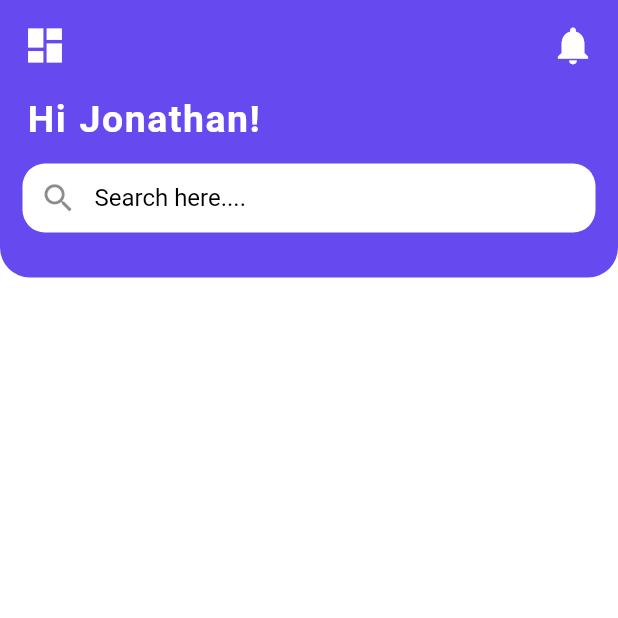
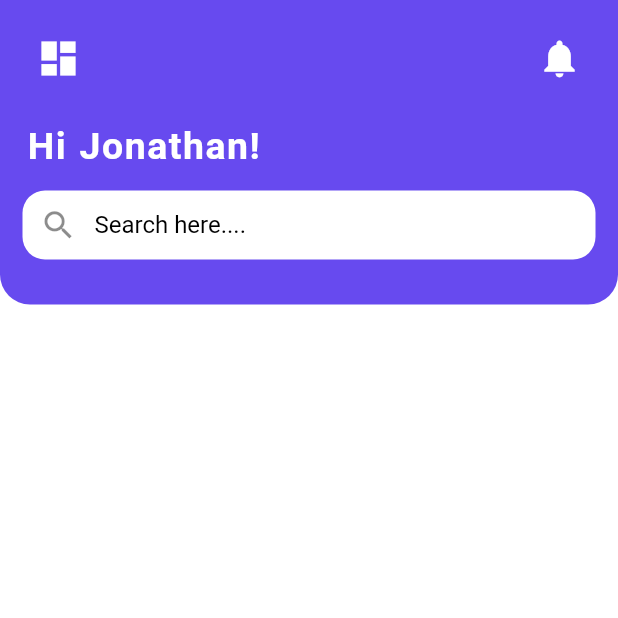
Before and after one commit to mhmadamrii/Flutter-essential-app, a Flutter app: the Homepage screen opened directly, on a phone screen of 412 x 824 dp, the top half of it. Run offline on Flutter 3.47's test engine with Material 2 defaults, Android fonts, the phone set to English and light mode, and no system bars.

Commit message:
add icon button

```diff
--- a/lib/screens/homepage_screen.dart
+++ b/lib/screens/homepage_screen.dart
@@ -30,18 +30,26 @@ class _HomepageState extends State<Homepage> {
             child: Column(
               crossAxisAlignment: CrossAxisAlignment.start,
               children: [
-                const Row(
+                Row(
                   mainAxisAlignment: MainAxisAlignment.spaceBetween,
                   children: [
-                    Icon(
+                    IconButton(
+                      onPressed: () {
+                        Navigator.of(context).pop();
+                      },
+                      icon: const Icon(
                         Icons.dashboard,
                         size: 30,
                         color: Colors.white,
                       ),
-                    Icon(
+                    ),
+                    IconButton(
+                      onPressed: () {},
+                      icon: const Icon(
                         Icons.notifications,
                         size: 30,
                         color: Colors.white,
+                      ),
                     )
                   ],
                 ),
```
Lines whose indentation alone changed are shown as unchanged.
